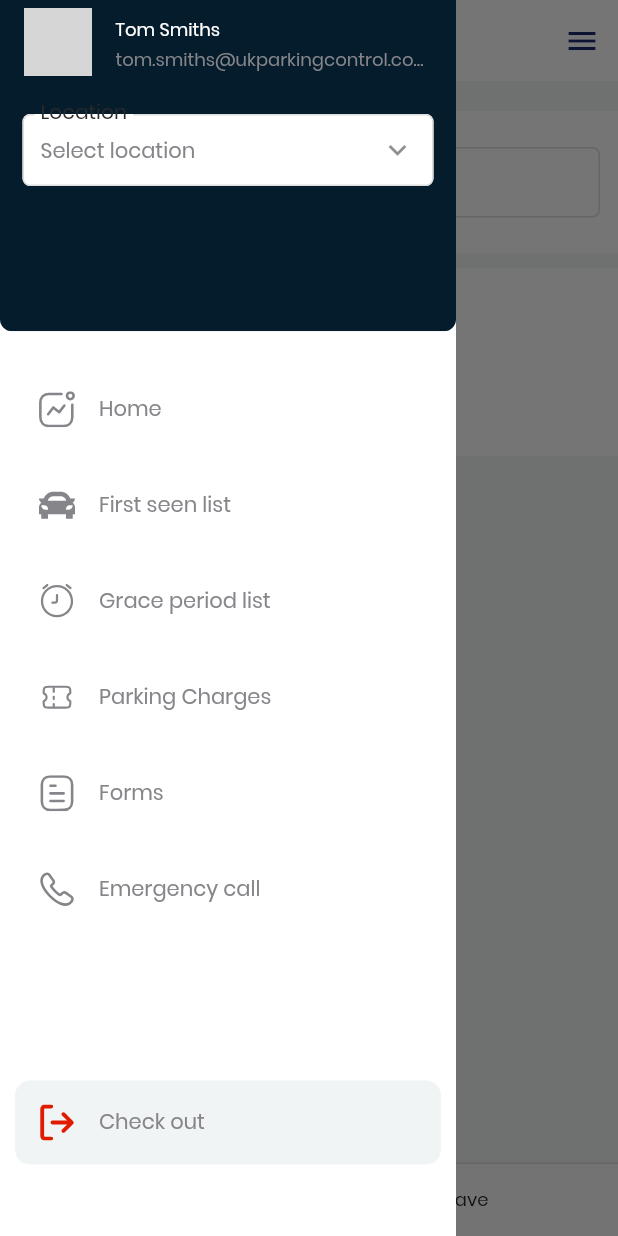
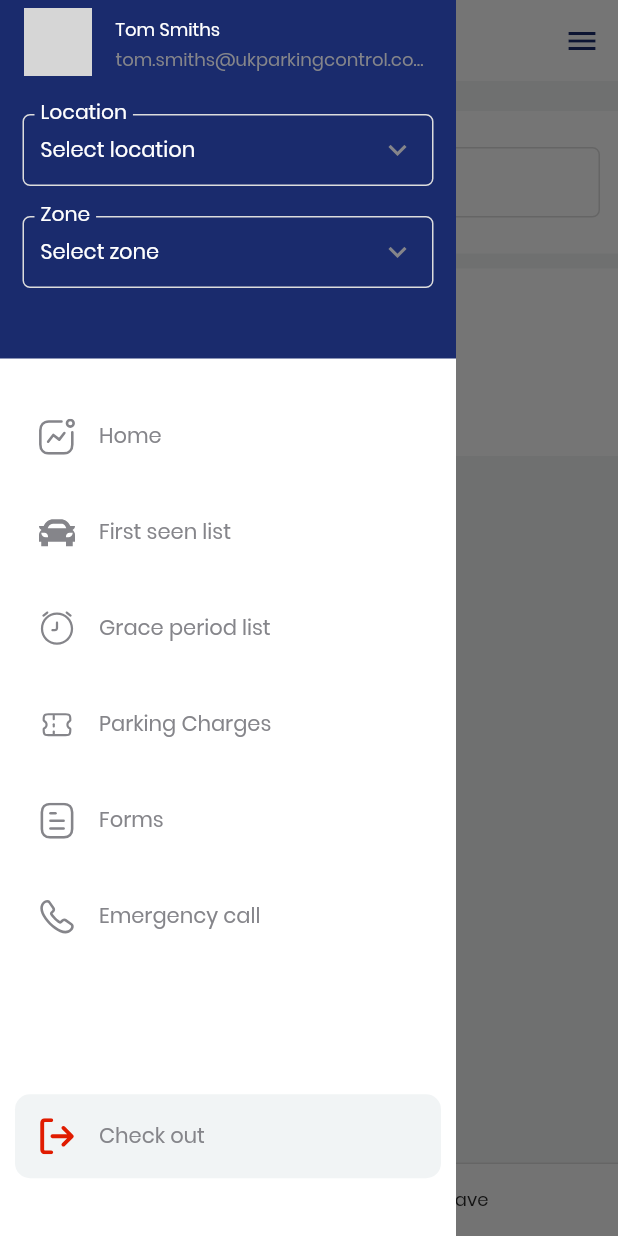
Before and after one commit to HaMinhThien-IT/iWarden, a Flutter app: the screen it shows after launch, with the side drawer open, on a phone screen of 412 x 824 dp. Run offline on Flutter 3.47's test engine with Material 2 defaults, Android fonts, the phone set to English and light mode, and no system bars; our stand-ins replace carousel_slider, dropdown_button2, flutter_svg, flutter_typeahead, fluttertoast, image_picker and 1 more; network calls fail; grey boxes are pictures that could not be loaded.

Commit message:
cai drawer tam ok roi dei a

```diff
--- a/lib/common/Autocomplete.dart
+++ b/lib/common/Autocomplete.dart
@@ -1,5 +1,6 @@
 import 'package:flutter/material.dart';
 import 'package:flutter_typeahead/flutter_typeahead.dart';
+import 'package:iWarden/theme/color.dart';
 
 class ItemDataComplete extends StatelessWidget {
   final String itemData;
@@ -31,6 +32,7 @@ class ItemDataComplete extends StatelessWidget {
   }
 }
 
+// ignore: must_be_immutable
 class AutoCompleteWidget extends StatelessWidget {
   final String labelText;
   final String? hintText;
@@ -42,8 +44,12 @@ class AutoCompleteWidget extends StatelessWidget {
   final Widget Function(BuildContext, Object?)? errorBuilder;
   final TextEditingController? controller;
   final void Function(String?)? onSaved;
+  Color? labelColor = ColorTheme.textPrimary;
+  Color? fillColor = ColorTheme.white;
+  Color? hintColor = ColorTheme.grey600;
+  Color? floatingLabelColor = ColorTheme.textPrimary;
 
-  const AutoCompleteWidget(
+  AutoCompleteWidget(
       {required this.labelText,
       this.hintText,
       required this.onSuggestionSelected,
@@ -54,18 +60,39 @@ class AutoCompleteWidget extends StatelessWidget {
       this.errorBuilder,
       this.controller,
       this.onSaved,
+      this.labelColor,
+      this.fillColor,
+      this.hintColor,
+      this.floatingLabelColor,
       super.key});
 
   @override
   Widget build(BuildContext context) {
     return TypeAheadFormField(
       textFieldConfiguration: TextFieldConfiguration(
+        style: TextStyle(
+          color: labelColor,
+          fontSize: 14,
+        ),
         decoration: InputDecoration(
+          fillColor: fillColor,
           labelText: labelText,
+          labelStyle: TextStyle(
+            color: labelColor,
+            fontSize: 18,
+          ),
           hintText: hintText,
+          hintStyle: TextStyle(
+            color: hintColor,
+          ),
+          floatingLabelStyle: TextStyle(
+            color: floatingLabelColor,
+            fontSize: 18,
+          ),
           suffixIcon: const Icon(
             Icons.expand_more_outlined,
             size: 24,
+            color: ColorTheme.grey600,
           ),
           contentPadding: const EdgeInsets.symmetric(
             horizontal: 12,
--- a/lib/screens/add-first-seen/AddFirstSeenScreen.dart
+++ b/lib/screens/add-first-seen/AddFirstSeenScreen.dart
@@ -68,8 +68,12 @@ class _AddFirstSeenScreenState extends State<AddFirstSeenScreen> {
                 height: 25,
                 decoration: const BoxDecoration(
                   border: Border.symmetric(
-                        vertical:
-                            BorderSide(width: 0.5, color: ColorTheme.grey300))),
+                    vertical: BorderSide(
+                      width: 0.5,
+                      color: ColorTheme.grey300,
+                    ),
+                  ),
+                ),
               ),
               SizedBox(
                 width: ((widthScreen / 2) - padding) - 12,
@@ -79,7 +83,8 @@ class _AddFirstSeenScreenState extends State<AddFirstSeenScreen> {
                   label: const Text(
                     "Save",
                     style: CustomTextStyle.h6,
-                    )),
+                  ),
+                ),
               ),
             ],
           ),
@@ -88,7 +93,7 @@ class _AddFirstSeenScreenState extends State<AddFirstSeenScreen> {
       body: SingleChildScrollView(
         child: Container(
           margin: const EdgeInsets.only(bottom: ConstSpacing.bottom, top: 20),
-          child: Container(
+          child: SizedBox(
             child: Column(
               children: <Widget>[
                 Container(
@@ -108,10 +113,7 @@ class _AddFirstSeenScreenState extends State<AddFirstSeenScreen> {
                     ),
                   ),
                 ),
-                // const SizedBox(
-                //   height: 8,
-                // ),
-                AddImage()
+                const AddImage(),
               ],
             ),
           ),
--- a/lib/theme/color.dart
+++ b/lib/theme/color.dart
@@ -5,6 +5,7 @@ Color _secondary = const Color(0xFFFFB600);
 Color _danger = const Color(0xFFE01B00);
 
 class ColorTheme {
+  static const white = Color(0xFFFFFFFF);
   static const grey100 = Color(0xFFFAFAFA);
   static const grey200 = Color(0xFFF1F4F5);
   static const grey300 = Color(0xFFDDDDDD);
--- a/lib/theme/theme.dart
+++ b/lib/theme/theme.dart
@@ -62,7 +62,7 @@ ThemeData themeMain() {
       alignLabelWithHint: true,
       floatingLabelBehavior: FloatingLabelBehavior.always,
       contentPadding: const EdgeInsets.all(13),
-      fillColor: Colors.white,
+      fillColor: ColorTheme.white,
       enabledBorder: OutlineInputBorder(
         borderSide: const BorderSide(
           width: 1,
--- a/lib/widgets/drawer/InfoDrawer.dart
+++ b/lib/widgets/drawer/InfoDrawer.dart
@@ -19,7 +19,7 @@ class InfoDrawer extends StatelessWidget {
   Widget build(BuildContext context) {
     return AppBar(
       toolbarHeight: !isDrawer ? 64 : 56,
-      backgroundColor: !isDrawer ? Colors.white : ColorTheme.background,
+      backgroundColor: !isDrawer ? Colors.white : ColorTheme.darkPrimary,
       elevation: 0,
       title: ListTile(
         contentPadding: const EdgeInsets.only(left: 0.0, right: 0.0),
--- a/lib/widgets/drawer/app_drawer.dart
+++ b/lib/widgets/drawer/app_drawer.dart
@@ -1,5 +1,4 @@
 import 'package:flutter/material.dart';
-import 'package:flutter_svg/svg.dart';
 import 'package:iWarden/common/Autocomplete.dart';
 import 'package:iWarden/models/Location.dart';
 import 'package:iWarden/providers/locations.dart';
@@ -7,8 +6,6 @@ import 'package:iWarden/widgets/drawer/model/Data.dart';
 import 'package:iWarden/widgets/drawer/model/MenuItem.dart';
 import 'package:provider/provider.dart';
 import '../../theme/color.dart';
-import '../../theme/textTheme.dart';
-import '../../common/DropDownButton.dart';
 import '../../widgets/drawer/InfoDrawer.dart';
 import '../../widgets/drawer/ItemMenuWidget.dart';
 
@@ -21,12 +18,11 @@ class MyDrawer extends StatefulWidget {
 
 class _MyDrawerState extends State<MyDrawer> {
   final TextEditingController _locationController = TextEditingController();
-  final TextEditingController _Controller = TextEditingController();
 
   @override
   Widget build(BuildContext context) {
     final heightScreen = MediaQuery.of(context).size.height;
-    final checkScreen = heightScreen < 400 ? 2.5 : 5;
+    final checkScreen = heightScreen < 400 ? 2.5 : 4.5;
     List<Widget> getList() {
       return DataMenuItem()
           .data
@@ -44,20 +40,17 @@ class _MyDrawerState extends State<MyDrawer> {
               Column(
                 children: <Widget>[
                   const InfoDrawer(
-                      isDrawer: true,
-                      assetImage:
-                          "https://i.pinimg.com/originals/4d/86/5e/4d865ea47a8675d682ff35ad904a0af6.png",
-                      email: "tom.smiths@ukparkingcontrol.com",
-                      name: "Tom Smiths"),
+                    isDrawer: true,
+                    assetImage:
+                        "https://i.pinimg.com/originals/4d/86/5e/4d865ea47a8675d682ff35ad904a0af6.png",
+                    email: "tom.smiths@ukparkingcontrol.com",
+                    name: "Tom Smiths",
+                  ),
                   ClipRRect(
-                    borderRadius: const BorderRadius.only(
-                        bottomLeft: Radius.circular(8.0),
-                        bottomRight: Radius.circular(8.0)),
                     child: Container(
                         width: double.infinity,
                         height: heightScreen / checkScreen,
-                        decoration:
-                            const BoxDecoration(color: ColorTheme.background),
+                        color: ColorTheme.darkPrimary,
                         child: Container(
                           margin: const EdgeInsets.only(top: 20),
                           padding: const EdgeInsets.symmetric(horizontal: 15),
@@ -66,6 +59,10 @@ class _MyDrawerState extends State<MyDrawer> {
                               Consumer<Locations>(
                                 builder: ((_, location, child) {
                                   return AutoCompleteWidget(
+                                    labelColor: ColorTheme.white,
+                                    fillColor: ColorTheme.darkPrimary,
+                                    hintColor: ColorTheme.white,
+                                    floatingLabelColor: ColorTheme.white,
                                     labelText: 'Location',
                                     hintText: 'Select location',
                                     controller: _locationController,
@@ -88,11 +85,36 @@ class _MyDrawerState extends State<MyDrawer> {
                                 }),
                               ),
                               const SizedBox(
-                                height: 25,
+                                height: 20,
                               ),
-                              // DropDownButton(
-                              //     textLabel: "Zone",
-                              //     hintLabel: "McDonalds Chesterfield..."),
+                              Consumer<Locations>(
+                                builder: ((_, location, child) {
+                                  return AutoCompleteWidget(
+                                    labelColor: ColorTheme.white,
+                                    fillColor: ColorTheme.darkPrimary,
+                                    hintColor: ColorTheme.white,
+                                    floatingLabelColor: ColorTheme.white,
+                                    labelText: 'Zone',
+                                    hintText: 'Select zone',
+                                    controller: _locationController,
+                                    onSuggestionSelected: (suggestion) {
+                                      setState(() {
+                                        _locationController.text =
+                                            (suggestion as Location).value;
+                                      });
+                                    },
+                                    itemBuilder: (context, locationItem) {
+                                      return ItemDataComplete(
+                                        itemData:
+                                            (locationItem as Location).label,
+                                      );
+                                    },
+                                    suggestionsCallback: (pattern) {
+                                      return location.onSuggest(pattern);
+                                    },
+                                  );
+                                }),
+                              ),
                             ],
                           ),
                         )),
@@ -105,7 +127,7 @@ class _MyDrawerState extends State<MyDrawer> {
                     child: Column(children: getList()),
                   ),
                   SizedBox(
-                    height: heightScreen / 9,
+                    height: heightScreen / 10,
                   ),
                   Container(
                     padding: const EdgeInsets.symmetric(horizontal: 10),
```
Lines whose indentation alone changed are shown as unchanged.
